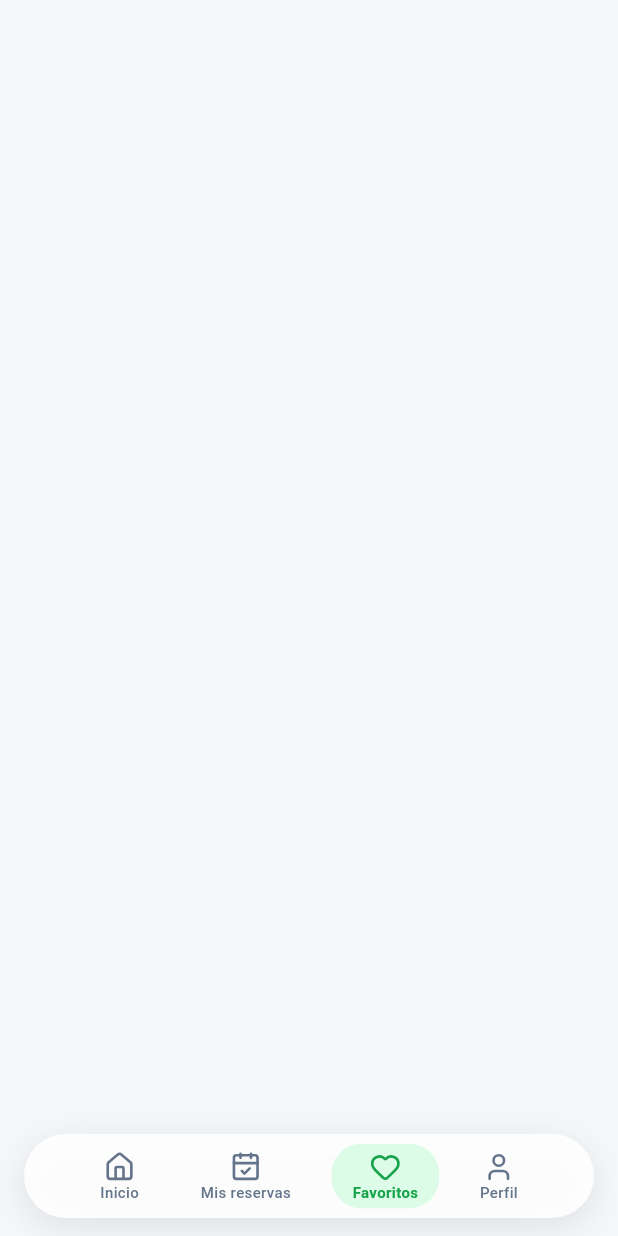
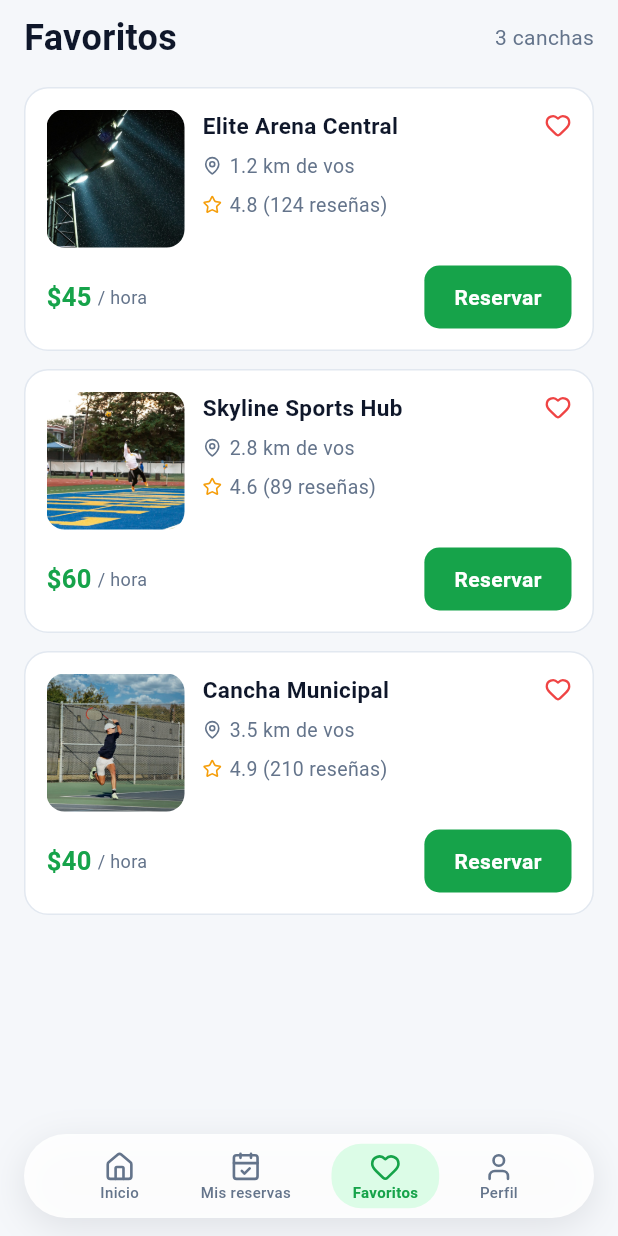
Before and after one commit to Pi7uu/Turnos-Cancha, a Flutter app: the MainShell screen opened directly, item 3 of the bottom bar chosen, on a phone screen of 412 x 824 dp. Run offline on Flutter 3.47's test engine with Material 3 defaults, Android fonts, the phone set to English and light mode, and no system bars; our stand-ins replace lucide_icons_flutter.

Commit message:
feat(favoritos): pantalla Favoritos con cards del mockup (RD favoritos RF-01)

```diff
--- /dev/null
+++ b/src/FrontEnd/lib/features/favoritos/favoritos_screen.dart
@@ -0,0 +1,295 @@
+/// Pantalla Favoritos ( RD `docs/HistRequerimientos/favoritos.md` §4 ):
+/// lista de canchas favoritas con foto, nombre + corazón, distancia, rating,
+/// precio y botón `Reservar` ( abre el Detalle ).
+///
+/// Es el tab Favoritos del shell ( clave `favoritos-screen` ). Los datos
+/// salen del store [favoritosLocales] ( sembrado con [canchasSimuladas] ).
+library;
+
+import 'package:flutter/material.dart';
+import 'package:lucide_icons_flutter/lucide_icons.dart';
+
+import '../../core/theme/app_colors.dart';
+import '../inicio/cancha.dart';
+import 'favoritos_locales.dart';
+
+class FavoritosScreen extends StatelessWidget {
+  const FavoritosScreen({super.key, this.onExplorar});
+
+  /// Cambia al tab Inicio ( estado vacío — RF-02 ).
+  final VoidCallback? onExplorar;
+
+  @override
+  Widget build(BuildContext context) {
+    final favoritos = List<Cancha>.of(favoritosLocales);
+    return Scaffold(
+      backgroundColor: AppColors.bg,
+      body: SafeArea(
+        child: Padding(
+          padding: const EdgeInsets.fromLTRB(16, 8, 16, 16),
+          child: Column(
+            crossAxisAlignment: CrossAxisAlignment.stretch,
+            children: [
+              Row(
+                mainAxisAlignment: MainAxisAlignment.spaceBetween,
+                children: [
+                  const Text(
+                    'Favoritos',
+                    style: TextStyle(
+                      fontSize: 24,
+                      fontWeight: FontWeight.w700,
+                      color: AppColors.text,
+                    ),
+                  ),
+                  Flexible(
+                    child: Text(
+                      '${favoritos.length} cancha${favoritos.length == 1 ? '' : 's'}',
+                      overflow: TextOverflow.ellipsis,
+                      style:
+                          const TextStyle(fontSize: 14, color: AppColors.text2),
+                    ),
+                  ),
+                ],
+              ),
+              const SizedBox(height: 16),
+              Expanded(
+                child: favoritos.isEmpty
+                    ? _EstadoVacio(onExplorar: onExplorar)
+                    : ListView.separated(
+                        itemCount: favoritos.length,
+                        separatorBuilder: (_, _) => const SizedBox(height: 12),
+                        itemBuilder: (context, i) =>
+                            _CardFavorito(cancha: favoritos[i]),
+                      ),
+              ),
+            ],
+          ),
+        ),
+      ),
+    );
+  }
+}
+
+/// Card de favorito ( frame 12 ): foto 92×92 + info + precio y `Reservar`.
+class _CardFavorito extends StatelessWidget {
+  const _CardFavorito({required this.cancha});
+
+  final Cancha cancha;
+
+  @override
+  Widget build(BuildContext context) {
+    return Container(
+      key: ValueKey('card-${cancha.nombre}'),
+      padding: const EdgeInsets.all(14),
+      decoration: BoxDecoration(
+        color: AppColors.surface,
+        borderRadius: BorderRadius.circular(16),
+        border: Border.all(color: AppColors.border, width: 1),
+      ),
+      child: Column(
+        children: [
+          Row(
+            crossAxisAlignment: CrossAxisAlignment.start,
+            children: [
+              ClipRRect(
+                borderRadius: BorderRadius.circular(12),
+                child: Image.asset(
+                  cancha.foto,
+                  width: 92,
+                  height: 92,
+                  fit: BoxFit.cover,
+                ),
+              ),
+              const SizedBox(width: 12),
+              Expanded(
+                child: Column(
+                  crossAxisAlignment: CrossAxisAlignment.start,
+                  children: [
+                    Row(
+                      mainAxisAlignment: MainAxisAlignment.spaceBetween,
+                      children: [
+                        Expanded(
+                          child: Text(
+                            cancha.nombre,
+                            maxLines: 1,
+                            overflow: TextOverflow.ellipsis,
+                            style: const TextStyle(
+                              fontSize: 15,
+                              fontWeight: FontWeight.w700,
+                              color: AppColors.text,
+                            ),
+                          ),
+                        ),
+                        const Icon(
+                          LucideIcons.heart,
+                          size: 18,
+                          color: AppColors.danger,
+                        ),
+                      ],
+                    ),
+                    const SizedBox(height: 7),
+                    Row(
+                      children: [
+                        const Icon(
+                          LucideIcons.mapPin,
+                          size: 13,
+                          color: AppColors.text2,
+                        ),
+                        const SizedBox(width: 5),
+                        Text(
+                          cancha.distancia,
+                          style: const TextStyle(
+                            fontSize: 13,
+                            color: AppColors.text2,
+                          ),
+                        ),
+                      ],
+                    ),
+                    const SizedBox(height: 7),
+                    Row(
+                      children: [
+                        const Icon(
+                          LucideIcons.star,
+                          size: 13,
+                          color: Color(0xFFF59E0B),
+                        ),
+                        const SizedBox(width: 5),
+                        Flexible(
+                          child: Text(
+                            cancha.rating,
+                            overflow: TextOverflow.ellipsis,
+                            style: const TextStyle(
+                              fontSize: 13,
+                              color: AppColors.text2,
+                            ),
+                          ),
+                        ),
+                      ],
+                    ),
+                  ],
+                ),
+              ),
+            ],
+          ),
+          const SizedBox(height: 12),
+          Row(
+            mainAxisAlignment: MainAxisAlignment.spaceBetween,
+            children: [
+              // Flexible + FittedBox: con la fuente ancha de los tests el
+              // grupo se achica; en dispositivo (Roboto) entra completo.
+              Flexible(
+                child: FittedBox(
+                  fit: BoxFit.scaleDown,
+                  child: Row(
+                    children: [
+                      Text(
+                        cancha.precio,
+                        style: const TextStyle(
+                          fontSize: 17,
+                          fontWeight: FontWeight.w700,
+                          color: AppColors.primary,
+                        ),
+                      ),
+                      const SizedBox(width: 4),
+                      const Text(
+                        '/ hora',
+                        style:
+                            TextStyle(fontSize: 12, color: AppColors.text2),
+                      ),
+                    ],
+                  ),
+                ),
+              ),
+              Container(
+                padding:
+                    const EdgeInsets.symmetric(vertical: 11, horizontal: 20),
+                decoration: BoxDecoration(
+                  color: AppColors.primary,
+                  borderRadius: BorderRadius.circular(10),
+                ),
+                child: const Text(
+                  'Reservar',
+                  style: TextStyle(
+                    fontSize: 14,
+                    fontWeight: FontWeight.w600,
+                    color: Colors.white,
+                  ),
+                ),
+              ),
+            ],
+          ),
+        ],
+      ),
+    );
+  }
+}
+
+/// Estado vacío ( extensión — el mockup no lo define; estilo frame 09 ).
+class _EstadoVacio extends StatelessWidget {
+  const _EstadoVacio({required this.onExplorar});
+
+  final VoidCallback? onExplorar;
+
+  @override
+  Widget build(BuildContext context) {
+    return Column(
+      mainAxisAlignment: MainAxisAlignment.center,
+      children: [
+        Container(
+          width: 88,
+          height: 88,
+          decoration: const BoxDecoration(
+            color: AppColors.primarySoft,
+            borderRadius: BorderRadius.all(Radius.circular(44)),
+          ),
+          child: const Center(
+            child: Icon(LucideIcons.heart, size: 40, color: AppColors.primary),
+          ),
+        ),
+        const SizedBox(height: 14),
+        const Text(
+          'Todavía no tenés favoritos',
+          textAlign: TextAlign.center,
+          style: TextStyle(
+            fontSize: 19,
+            fontWeight: FontWeight.w700,
+            color: AppColors.text,
+          ),
+        ),
+        const SizedBox(height: 14),
+        const SizedBox(
+          width: 270,
+          child: Text(
+            'Cuando marques una cancha como favorita va a aparecer acá.',
+            textAlign: TextAlign.center,
+            style: TextStyle(
+              fontSize: 14,
+              height: 1.5,
+              color: AppColors.text2,
+            ),
+          ),
+        ),
+        const SizedBox(height: 14),
+        GestureDetector(
+          key: const ValueKey('explorar-favoritos'),
+          onTap: () => onExplorar?.call(),
+          child: Container(
+            padding: const EdgeInsets.symmetric(vertical: 14, horizontal: 30),
+            decoration: BoxDecoration(
+              color: AppColors.primary,
+              borderRadius: BorderRadius.circular(12),
+            ),
+            child: const Text(
+              'Explorar canchas',
+              style: TextStyle(
+                fontSize: 15,
+                fontWeight: FontWeight.w600,
+                color: Colors.white,
+              ),
+            ),
+          ),
+        ),
+      ],
+    );
+  }
+}
--- a/src/FrontEnd/lib/features/navegacion/main_shell.dart
+++ b/src/FrontEnd/lib/features/navegacion/main_shell.dart
@@ -1,6 +1,7 @@
 import 'package:flutter/material.dart';
 
 import '../../core/theme/app_colors.dart';
+import '../favoritos/favoritos_screen.dart';
 import '../inicio/inicio_screen.dart';
 import '../mis_reservas/mis_reservas_screen.dart';
 import '../perfil/perfil_screen.dart';
@@ -39,9 +40,8 @@ class _MainShellState extends State<MainShell> {
   Widget build(BuildContext context) {
     return Scaffold(
       backgroundColor: AppColors.bg,
-      // Precargadas y sin rebuild al cambiar de tab (RD RF-02). Inicio, Mis
-      // reservas y Perfil muestran su pantalla real; Favoritos sigue como
-      // placeholder hasta su RD.
+      // Precargadas y sin rebuild al cambiar de tab (RD RF-02). Las 4
+      // pantallas muestran su contenido real (sin placeholders).
       body: IndexedStack(
         index: _activo.index,
         children: [
@@ -50,7 +50,10 @@ class _MainShellState extends State<MainShell> {
             key: const ValueKey('placeholder-mis-reservas'),
             onVolver: () => setState(() => _activo = TabApp.inicio),
           ),
-          _Placeholder(key: ValueKey('placeholder-favoritos')),
+          FavoritosScreen(
+            key: const ValueKey('favoritos-screen'),
+            onExplorar: () => setState(() => _activo = TabApp.inicio),
+          ),
           PerfilScreen(
             key: const ValueKey('perfil-screen'),
             onIrAMisReservas: () => setState(() => _activo = TabApp.misReservas),
@@ -69,17 +72,3 @@ class _MainShellState extends State<MainShell> {
     );
   }
 }
-
-/// Pantalla placeholder: fondo `$bg`, sin contenido (RF-03). El `key`
-/// identifica cada tab en los tests hasta que llegue la pantalla real.
-class _Placeholder extends StatelessWidget {
-  const _Placeholder({super.key});
-
-  @override
-  Widget build(BuildContext context) {
-    return const Scaffold(
-      backgroundColor: AppColors.bg,
-      body: SafeArea(child: SizedBox.expand()),
-    );
-  }
-}
```
Also changed, not shown: 3 other files.
